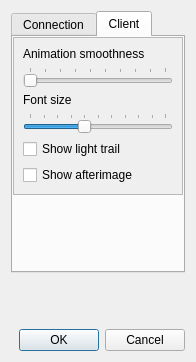
The window that SettingDlg.ui (congchenutd/teamradarmobile) describes before a commit, drawn with Qt 5.
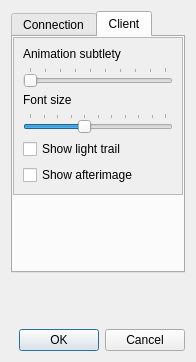
The same window after the commit. The open tabs and pages were chosen to show the change.

Diff of the .ui file:
```diff
--- a/SettingDlg.ui
+++ b/SettingDlg.ui
@@ -156,7 +156,7 @@
            <rect>
             <x>0</x>
             <y>0</y>
-            <width>143</width>
+            <width>168</width>
             <height>162</height>
            </rect>
           </property>
@@ -164,7 +164,7 @@
            <item>
             <widget class="QLabel" name="labelSensitivity">
              <property name="text">
-              <string>Animation smoothness</string>
+              <string>Animation subtlety</string>
              </property>
             </widget>
            </item>
```
Left out of the diff: 4 changed lines with no effect on the pictures.
